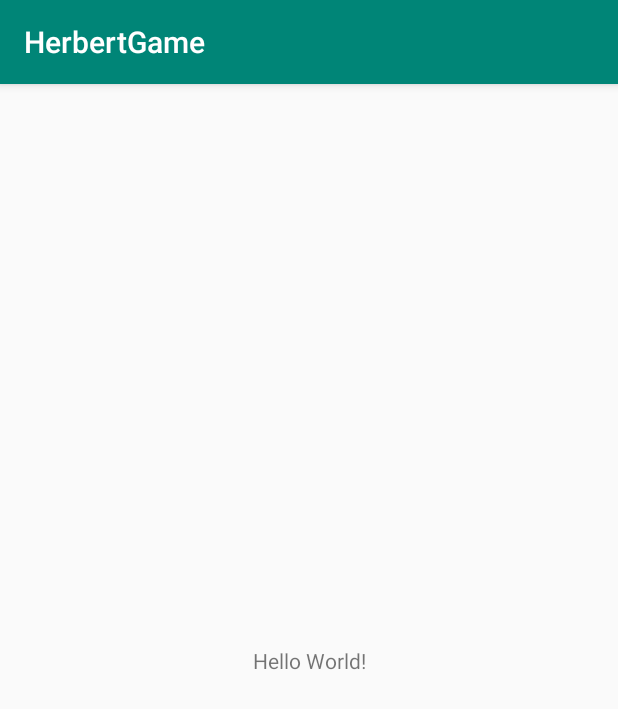
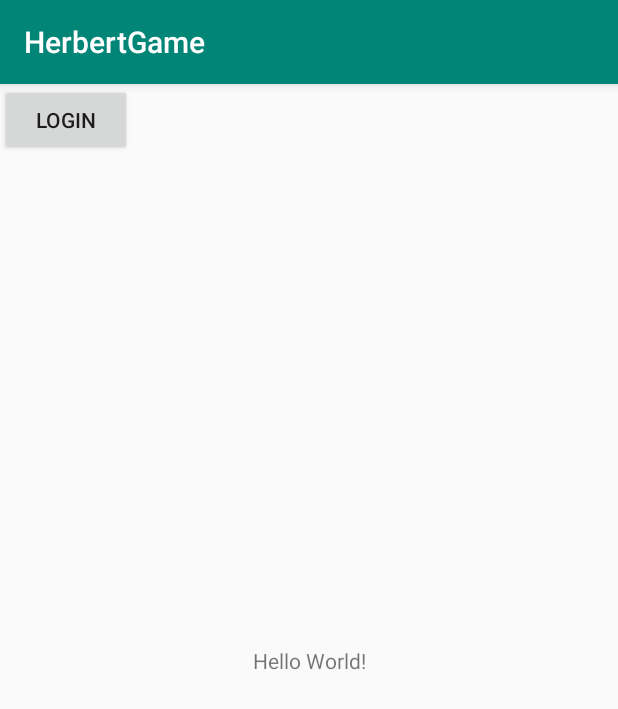
Before and after one commit to AIR-FOI-HR/AIR1905, an Android app: the screen it shows after launch (MainActivity), on a phone screen of 412 x 824 dp. Shown: the top 709 px of the screen. Run offline under Robolectric (Android 15) with nearby library versions, the phone set to English and light mode, and no system bars.

Commit message:
#1 Dodana LoginActivity
Kreirana klasa LoginActivity, dizajniran pripadajući xml, dodan gumb na MainActivity koji vodi na LoginActivity

```diff
--- a/HerbertGame/app/src/main/AndroidManifest.xml
+++ b/HerbertGame/app/src/main/AndroidManifest.xml
@@ -17,6 +17,7 @@
                 <category android:name="android.intent.category.LAUNCHER" />
             </intent-filter>
         </activity>
+        <activity android:name=".LoginActivity" />
     </application>
 
 </manifest>
--- a/HerbertGame/app/src/main/java/com/example/herbertgame/MainActivity.java
+++ b/HerbertGame/app/src/main/java/com/example/herbertgame/MainActivity.java
@@ -2,13 +2,29 @@ package com.example.herbertgame;
 
 import androidx.appcompat.app.AppCompatActivity;
 
+import android.content.Intent;
 import android.os.Bundle;
+import android.view.View;
+import android.widget.Button;
+
+import com.example.herbertgame.GoogleLogin.GoogleSignOutActivity;
 
 public class MainActivity extends AppCompatActivity {
+
+    Button login;
 
     @Override
     protected void onCreate(Bundle savedInstanceState) {
         super.onCreate(savedInstanceState);
         setContentView(R.layout.activity_main);
+
+        login = findViewById(R.id.go_to_login);
+        login.setOnClickListener(new View.OnClickListener() {
+            @Override
+            public void onClick(View view) {
+                Intent intent = new Intent(MainActivity.this, LoginActivity.class);
+                startActivity(intent);
+            }
+        });
     }
 }
--- a/HerbertGame/app/src/main/res/layout/activity_main.xml
+++ b/HerbertGame/app/src/main/res/layout/activity_main.xml
@@ -15,4 +15,10 @@
         app:layout_constraintRight_toRightOf="parent"
         app:layout_constraintTop_toTopOf="parent" />
 
+    <Button
+        android:layout_width="wrap_content"
+        android:layout_height="wrap_content"
+        android:id="@+id/go_to_login"
+        android:text="Login"/>
+
 </androidx.constraintlayout.widget.ConstraintLayout>
```
Also changed, not shown: HerbertGame/app/src/main/java/com/example/herbertgame/LoginActivity.java (added, +40 -0 lines), HerbertGame/app/src/main/res/layout/login_activity_google.xml (added, +18 -0 lines).
